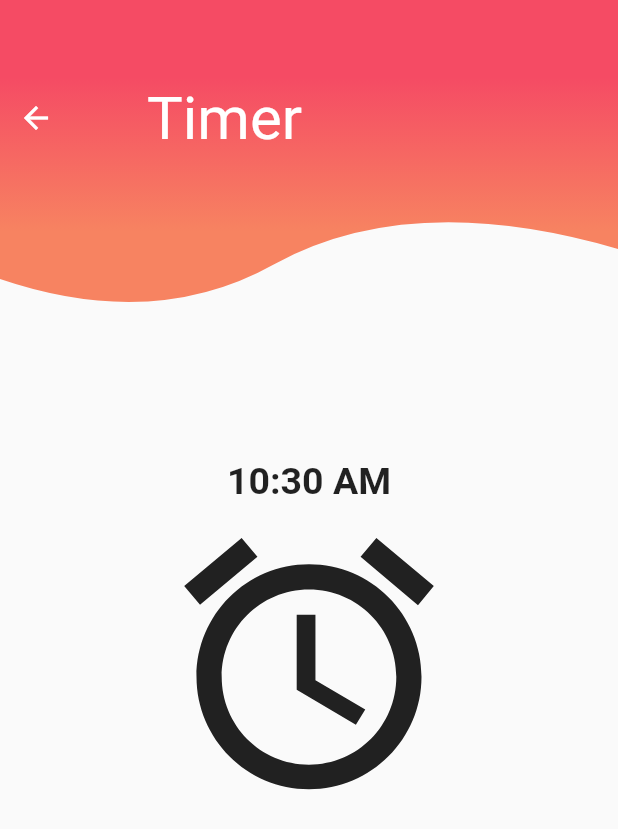
After one commit to ostandsouza/gestureAutomate, a Flutter app: the Alarm screen opened by its route, on a phone screen of 412 x 824 dp. The commit adds this screen. Shown: the top 829 px of the screen. Run offline on Flutter 3.47's test engine with Material 2 defaults, Android fonts, the phone set to English and light mode, and no system bars; our stand-ins replace carousel_slider, flutter_platform_widgets, focused_menu, font_awesome_flutter, webview_flutter.

Commit message:
added timer implementation

```diff
--- a/lib/landing.dart
+++ b/lib/landing.dart
@@ -9,6 +9,7 @@ import 'package:gesture_automate/singlecell.dart';
 import 'package:gesture_automate/slider.dart';
 import 'package:gesture_automate/swipe.dart';
 import 'package:gesture_automate/tap.dart';
+import 'package:gesture_automate/timer.dart';
 import 'package:gesture_automate/webview.dart';
 import 'package:gesture_automate/webviewDS.dart';
 import 'package:gesture_automate/webviewEN.dart';
@@ -56,6 +57,10 @@ class Landing extends StatelessWidget {
     {
       "text": "Drag n Drop",
       "image": "assets/Drag-drop-icon.jpeg",
+    },
+    {
+      "text": "Timer",
+      "image": "assets/alarm.png",
     },
     {
       "text": "Web True",
@@ -170,5 +175,7 @@ class Landing extends StatelessWidget {
       Navigator.push(ctx, MaterialPageRoute(builder: (context) => WebviewD()));
     else if (text.contains("Hybrid"))
       Navigator.push(ctx, MaterialPageRoute(builder: (context) => Webview()));
+    else if (text.contains("Timer"))
+      Navigator.push(ctx, MaterialPageRoute(builder: (context) => Alarm()));
   }
 }
--- a/lib/shared/AppRouter.dart
+++ b/lib/shared/AppRouter.dart
@@ -14,6 +14,7 @@ import 'package:gesture_automate/wheelpicker.dart';
 import 'package:gesture_automate/zoom.dart';
 
 import '../landing.dart';
+import '../timer.dart';
 
 class AppRouter {
   Route onGenerateRoute(RouteSettings settings) {
@@ -74,6 +75,10 @@ class AppRouter {
         return MaterialPageRoute(
           builder: (context) => Webview(),
         );
+      case '/timer':
+        return MaterialPageRoute(
+          builder: (context) => Alarm(),
+        );
       default:
         return _errorRoute();
     }
--- a/lib/swipe.dart
+++ b/lib/swipe.dart
@@ -11,62 +11,53 @@ class Swipe extends StatefulWidget {
 class _SwipeState extends State<Swipe> {
   final data = [
     {
-      "avatar" : "assets/lisa.jpeg",
-      "name" : "Lisa",
-      "message" : "Hey, can you help me?"
+      "avatar": "assets/lisa.jpeg",
+      "name": "Lisa",
+      "message": "Hey, can you help me?"
     },
     {
-      "avatar" : "assets/G.png",
-      "name" : "Gagan",
-      "message" : "Let\' go for a run."
+      "avatar": "assets/G.png",
+      "name": "Gagan",
+      "message": "Let\' go for a run."
     },
     {
-      "avatar" : "assets/samuel.jpeg",
-      "name" : "Samuel",
-      "message" : "Wassup Bro!"
+      "avatar": "assets/samuel.jpeg",
+      "name": "Samuel",
+      "message": "Wassup Bro!"
     },
     {
-      "avatar" : "assets/jessica.jpeg",
-      "name" : "Jessica",
-      "message" : "Busy!! Call me later"
+      "avatar": "assets/jessica.jpeg",
+      "name": "Jessica",
+      "message": "Busy!! Call me later"
+    },
+    {"avatar": "assets/Roy.jpeg", "name": "Roy", "message": "Hello there"},
+    {
+      "avatar": "assets/Jane.jpeg",
+      "name": "Jane",
+      "message": "are you up for a coffee?"
     },
     {
-      "avatar" : "assets/Roy.jpeg",
-      "name" : "Roy",
-      "message" : "Hello there"
+      "avatar": "assets/mona.jpeg",
+      "name": "Mona",
+      "message": "omg, thats funny"
     },
     {
-      "avatar" : "assets/Jane.jpeg",
-      "name" : "Jane",
-      "message" : "are you up for a coffee?"
+      "avatar": "assets/J.png",
+      "name": "Joythi",
+      "message": "Alright! next time"
     },
-    {
-      "avatar" : "assets/mona.jpeg",
-      "name" : "Mona",
-      "message" : "omg, thats funny"
-    },
-    {
-      "avatar" : "assets/J.png",
-      "name" : "Joythi",
-      "message" : "Alright! next time"
-    },
-    {
-      "avatar" : "assets/walt.jpeg",
-      "name" : "Walt",
-      "message" : "bye bro.. Gn"
-    }
+    {"avatar": "assets/walt.jpeg", "name": "Walt", "message": "bye bro.. Gn"}
   ];
 
   @override
   Widget build(BuildContext context) {
     return Scaffold(
       body: SafeArea(
-            child: Column(
-              children: <Widget>[
+        child: Column(children: <Widget>[
           ClipPath(
             clipper: PathClipper(),
             child: Container(
-                  height: MediaQuery.of(context).size.height/4,
+              height: MediaQuery.of(context).size.height / 4,
               decoration: BoxDecoration(
                 gradient: LinearGradient(
                   begin: Alignment.topCenter,
@@ -75,80 +66,82 @@ class _SwipeState extends State<Swipe> {
                     Color(0xFFF54B64),
                     Color(0xFFF78361),
                   ],
-                    stops: [0.25 ,0.75],
+                  stops: [0.25, 0.75],
                 ),
               ),
               child: Column(children: <Widget>[
                 SizedBox(
-                      height:MediaQuery.of(context).size.height/15,
+                  height: MediaQuery.of(context).size.height / 15,
                 ),
                 Container(
-                        child: Row(
-                          children: <Widget>[
+                  child: Row(children: <Widget>[
                     Padding(
-                           padding: const EdgeInsets.fromLTRB(0,0.0,0,0.0),
+                      padding: const EdgeInsets.fromLTRB(0, 0.0, 0, 0.0),
                       child: Align(
                         alignment: Alignment.topLeft,
-                              child: IconButton(icon: Icon(Icons.arrow_back),
+                        child: IconButton(
+                          icon: Icon(Icons.arrow_back),
                           color: Colors.white,
-                                onPressed:() => Navigator.pop(context, false),),
+                          onPressed: () => Navigator.pop(context, false),
+                        ),
                       ),
                     ),
                     Padding(
-                          padding: const EdgeInsets.fromLTRB(50,0.0,0,0.0),
+                      padding: const EdgeInsets.fromLTRB(50, 0.0, 0, 0.0),
                       child: Center(
-                            child: Text("Swipe",
-                            style:TextStyle(color: Colors.white, fontSize: 40,
-                            ),),
+                        child: Text(
+                          "Swipe",
+                          style: TextStyle(
+                            color: Colors.white,
+                            fontSize: 40,
+                          ),
+                        ),
                       ),
                     ),
                   ]),
                 ),
-
               ]),
             ),
           ),
           Expanded(
             child: ListView.separated(
                 itemCount: data.length,
-                  separatorBuilder: (context,index) => Divider(),
-                  itemBuilder: (context,index){
+                separatorBuilder: (context, index) => Divider(),
+                itemBuilder: (context, index) {
                   print("data ${data.length}");
                   final item = data[index];
                   return DismissableWidget(
                       item: data,
                       index: index,
-                      child: CustomTile(item["name"],item["message"],item["avatar"]),
-                      onDismissed: (direction) => dismissItem(context,index,direction));
-                  }
-                ),
+                      child: CustomTile(
+                          item["name"], item["message"], item["avatar"]),
+                      onDismissed: (direction) =>
+                          dismissItem(context, index, direction));
+                }),
           )
-            ]
-        ),
+        ]),
       ),
     );
   }
 
-  void dismissItem(BuildContext ctx, int index, DismissDirection direction){
-    setState((){
+  void dismissItem(BuildContext ctx, int index, DismissDirection direction) {
+    setState(() {
       data.removeAt(index);
     });
 
-    switch(direction){
-
+    switch (direction) {
       case DismissDirection.endToStart:
         ScaffoldMessenger.of(ctx).showSnackBar(SnackBar(
           content: const Text('Chat deleted Successful'),
           duration: const Duration(seconds: 1),
           action: SnackBarAction(
             label: 'Success',
-            onPressed: () { },
+            onPressed: () {},
           ),
         ));
         break;
       default:
         break;
     }
-
   }
 }
--- /dev/null
+++ b/lib/timer.dart
@@ -0,0 +1,112 @@
+import 'package:flutter/material.dart';
+import 'package:gesture_automate/shared/Clipper.dart';
+
+class Alarm extends StatefulWidget {
+  @override
+  _AlarmState createState() => _AlarmState();
+}
+
+class _AlarmState extends State<Alarm> {
+  TimeOfDay _time = TimeOfDay.now();
+  TimeOfDay _picked;
+
+  Future<Null> selectTime(BuildContext ctx) async {
+    _picked = await showTimePicker(context: ctx, initialTime: _time);
+
+    if (_picked == null) return;
+
+    setState(() {
+      _time = _picked;
+    });
+  }
+
+  String getText() {
+    if (_time == null) {
+      return 'Select Time';
+    } else {
+      final hrs = _time.hour.toString().padLeft(2, '0');
+      final mins = _time.minute.toString().padLeft(2, '0');
+      final period = _time.period.toString().split('.')[1].toUpperCase();
+
+      return '$hrs:$mins ${period}';
+    }
+  }
+
+  @override
+  Widget build(BuildContext context) {
+    return Scaffold(
+      body: SafeArea(
+        child: Column(children: <Widget>[
+          ClipPath(
+            clipper: PathClipper(),
+            child: Container(
+              height: MediaQuery.of(context).size.height / 4,
+              decoration: BoxDecoration(
+                gradient: LinearGradient(
+                  begin: Alignment.topCenter,
+                  end: Alignment.bottomCenter,
+                  colors: [
+                    Color(0xFFF54B64),
+                    Color(0xFFF78361),
+                  ],
+                  stops: [0.25, 0.75],
+                ),
+              ),
+              child: Column(children: <Widget>[
+                SizedBox(
+                  height: MediaQuery.of(context).size.height / 15,
+                ),
+                Container(
+                  child: Row(children: <Widget>[
+                    Padding(
+                      padding: const EdgeInsets.fromLTRB(0, 0.0, 0, 0.0),
+                      child: Align(
+                        alignment: Alignment.topLeft,
+                        child: IconButton(
+                          icon: Icon(Icons.arrow_back),
+                          color: Colors.white,
+                          onPressed: () => Navigator.pop(context, false),
+                        ),
+                      ),
+                    ),
+                    Padding(
+                      padding: const EdgeInsets.fromLTRB(50, 0.0, 0, 0.0),
+                      child: Center(
+                        child: Text(
+                          "Timer",
+                          textAlign: TextAlign.center,
+                          style: TextStyle(
+                            color: Colors.white,
+                            fontSize: 40,
+                          ),
+                        ),
+                      ),
+                    ),
+                  ]),
+                ),
+              ]),
+            ),
+          ),
+          SizedBox(
+            height: 100,
+          ),
+          Container(
+            alignment: Alignment.center,
+            child: Text(getText(),
+                style: TextStyle(fontSize: 25.0, fontWeight: FontWeight.w700)),
+          ),
+          Semantics(
+            label: 'clock',
+            child: IconButton(
+              icon: Icon(Icons.alarm),
+              iconSize: 200,
+              onPressed: () {
+                selectTime(context);
+              },
+            ),
+          )
+        ]),
+      ),
+    );
+  }
+}
```
Also changed, not shown: lib/shared/CustomList.dart (+6 -8 lines), assets/alarm.png (added), 1 other file. Lines whose indentation alone changed are shown as unchanged.
